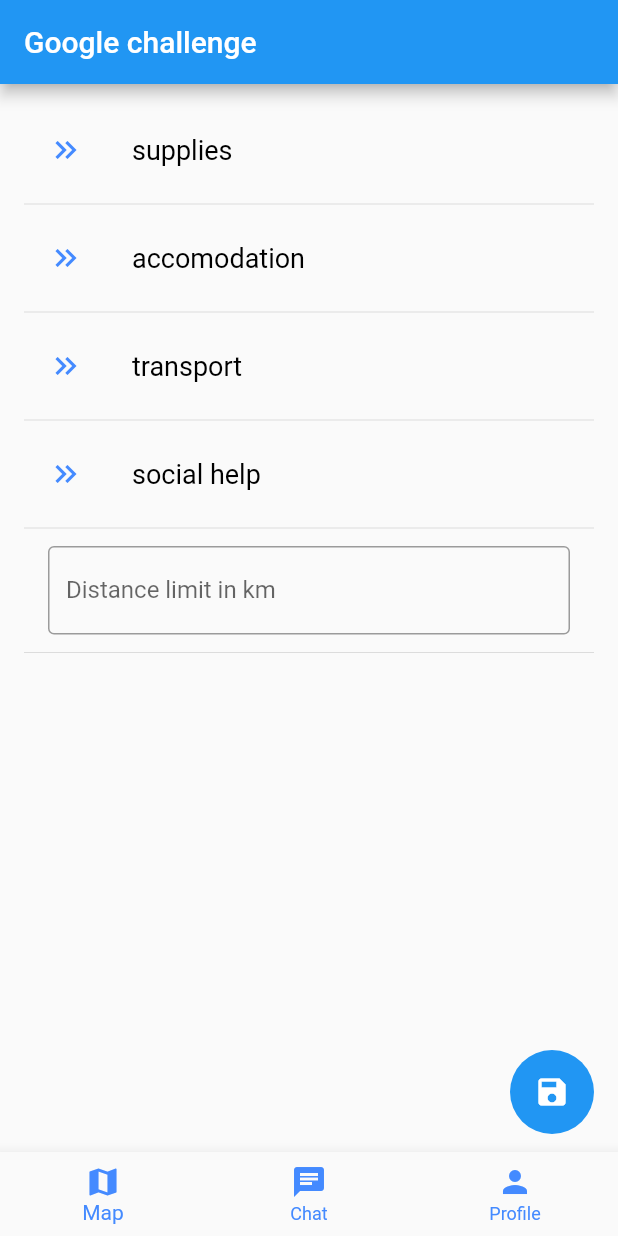
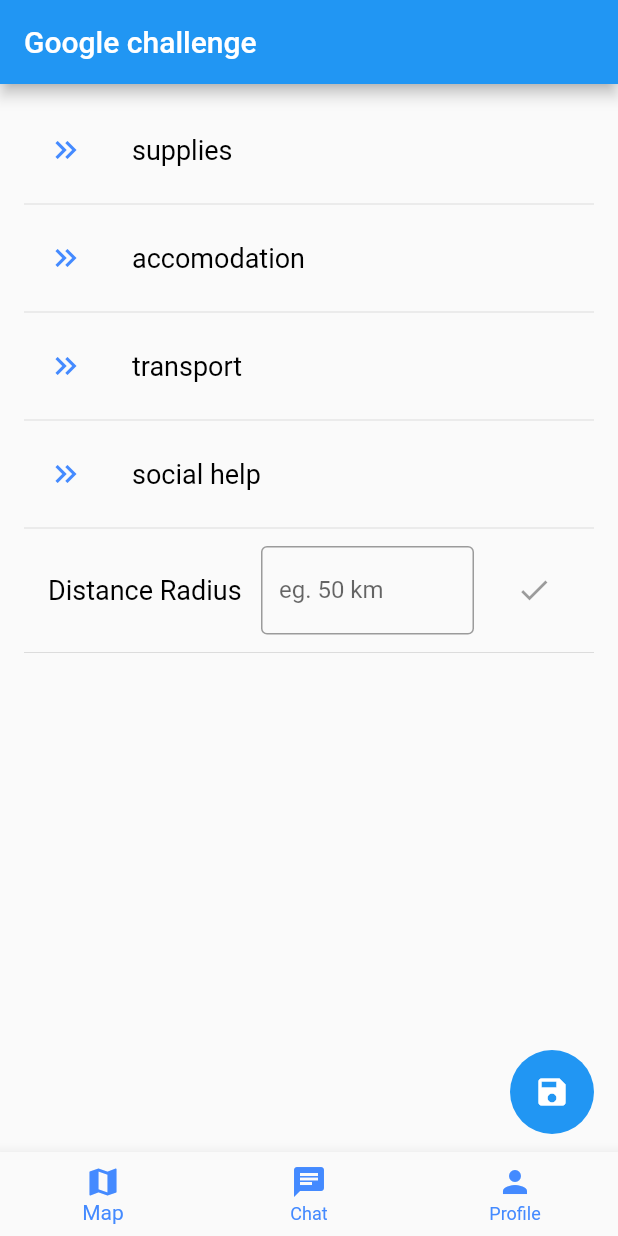
Before and after one commit to Kabanosk/Collabothon2022, a Flutter app: the screen it shows after launch, on a phone screen of 412 x 824 dp. Run offline on Flutter 3.47's test engine with Material 2 defaults, Android fonts, the phone set to English and light mode, and no system bars; our stand-ins replace cloud_firestore, firebase_core, geolocator, google_maps_flutter; missing offline and left inert: custom_info_window; accounts and stored records are empty.

Commit message:
Add filtering by distance

```diff
--- a/lib/category_view.dart
+++ b/lib/category_view.dart
@@ -1,21 +1,25 @@
 import 'package:flutter/material.dart';
+import 'package:geolocator/geolocator.dart';
 import './map_view.dart';
 import './model/place.dart';
 
 Set<String> globalSelectedItems = {};
 
 class CategoryView extends StatefulWidget {
-  const CategoryView({Key? key}) : super(key: key);
-
+  final Position? location;
+  CategoryView(this.location);
   @override
-  State<CategoryView> createState() => _CategoryViewState();
+  State<CategoryView> createState() => _CategoryViewState(location);
 }
 
 class _CategoryViewState extends State<CategoryView> {
+  Position? location;
   Set<String> _selectedItems = {};
   bool _categoryView = true;
+  num _distanceFilter = 0;
   List<Place> _filteredPlaces = [];
   List<Place> _allPlaces = [];
+  _CategoryViewState(this.location);
 
   @override
   void initState() {
@@ -32,6 +36,15 @@ class _CategoryViewState extends State<CategoryView> {
     return _allPlaces
         .where((element) =>
             element.tags.any((tag) => selectedCategories.contains(tag)))
+        .toList();
+  }
+
+  List<Place> FilterPlacesByDistance(List<Place> places) {
+    return places
+        .where((element) =>
+            Geolocator.distanceBetween(
+                location!.latitude, location!.longitude, element.x, element.y) <
+            _distanceFilter)
         .toList();
   }
 
@@ -61,10 +74,23 @@ class _CategoryViewState extends State<CategoryView> {
       });
       setState(() {
         _filteredPlaces = FilterPlaces(globalSelectedItems);
+        print(location == null);
+        if (_distanceFilter > 0 && location != null) {
+          _filteredPlaces = FilterPlacesByDistance(_filteredPlaces);
+          print("Filtering by distance");
+        }
         print(_filteredPlaces);
       });
     }
     print(globalSelectedItems);
+  }
+
+  void saveDistanceFilter(String distance) {
+    setState(() {
+      _distanceFilter = num.parse(distance);
+      if (_distanceFilter < 0) _distanceFilter = 0;
+      print(_distanceFilter);
+    });
   }
 
   void toggleCategories() {
@@ -103,7 +129,7 @@ class _CategoryViewState extends State<CategoryView> {
                 child: FloatingActionButton(
                   elevation: 0,
                   hoverElevation: 0,
-                  onPressed: () => toggleCategories(),
+                  onPressed: toggleCategories,
                   backgroundColor: Theme.of(context).primaryColor,
                   child: const Icon(Icons.save),
                 ),
@@ -116,23 +142,35 @@ class _CategoryViewState extends State<CategoryView> {
                   if (i.isOdd) return const Divider();
                   if (i > 6) {
                     return ListTile(
-                        // title: Text(
-                        //   categories[i ~/ 2],
-                        //   style: const TextStyle(
-                        //       fontSize: 18, color: Color(0xFF000000)),
-                        // ),
-                        // leading: const Icon(
-                        //   Icons.add,
-                        //   color: Colors.blueAccent,
-                        //   semanticLabel: 'Distance Filter',
-                        // ),
-                        title: const TextField(
-                      obscureText: false,
-                      decoration: InputDecoration(
-                        border: OutlineInputBorder(),
-                        labelText: 'Distance limit in km',
-                      ),
-                    ));
+                        title: Row(
+                          children: <Widget>[
+                            Expanded(
+                                child: Text(
+                              'Distance Radius',
+                              style: const TextStyle(
+                                  fontSize: 18, color: Color(0xFF000000)),
+                            )),
+                            Expanded(
+                              child: TextField(
+                                obscureText: false,
+                                onSubmitted: saveDistanceFilter,
+                                keyboardType: TextInputType.numberWithOptions(
+                                    decimal: false, signed: false),
+                                // inputFormatters: [BlacklistingTextInputFormatter(new RegExp('[\\-|\\ ]'))],
+                                decoration: InputDecoration(
+                                  border: OutlineInputBorder(),
+                                  labelText: 'eg. 50 km',
+                                ),
+                              ),
+                            ),
+                          ],
+                        ),
+                        trailing: IconButton(
+                          icon: new Icon(Icons.check),
+                          color: Colors.black26,
+                          onPressed:
+                              null, // TO DO: This should save a filter by distance radius
+                        ));
                   } else {
                     final index = i ~/ 2;
                     return ListTile(
--- a/lib/main_view_un.dart
+++ b/lib/main_view_un.dart
@@ -107,7 +107,7 @@ class _MainViewState extends State<MainView> {
         selectedItemColor: Colors.blueAccent,
       ),
       // body: _widgetOptions[_selectedView],
-      body: CategoryView(),
+      body: CategoryView(location),
     );
   }
 }
```
